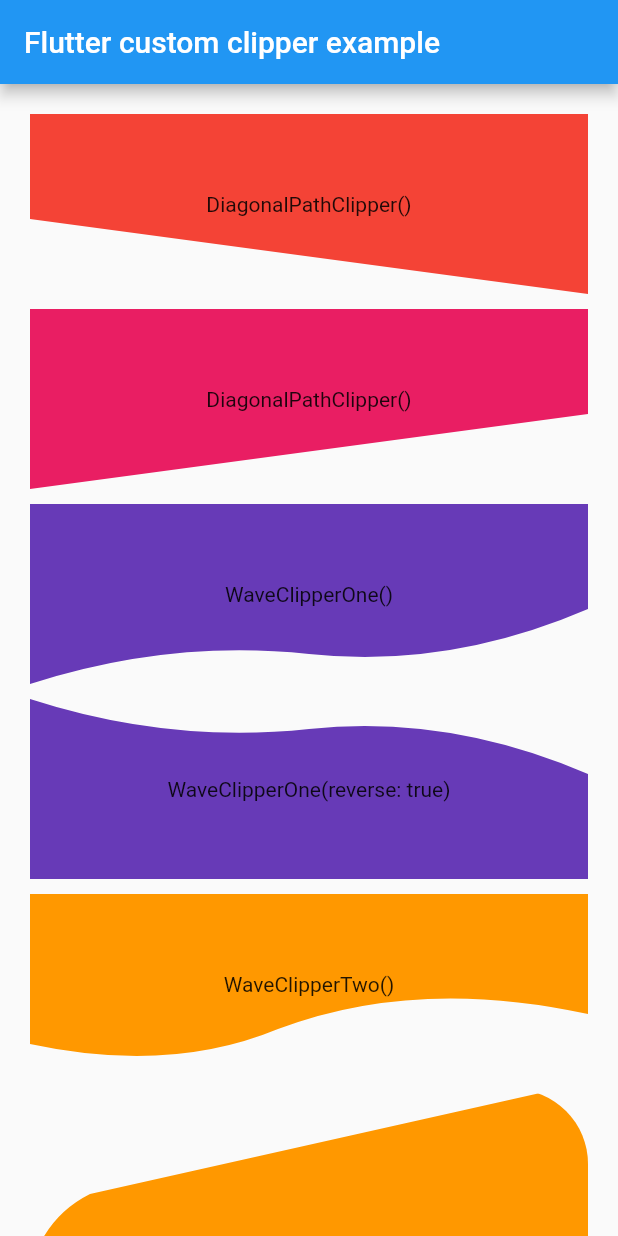
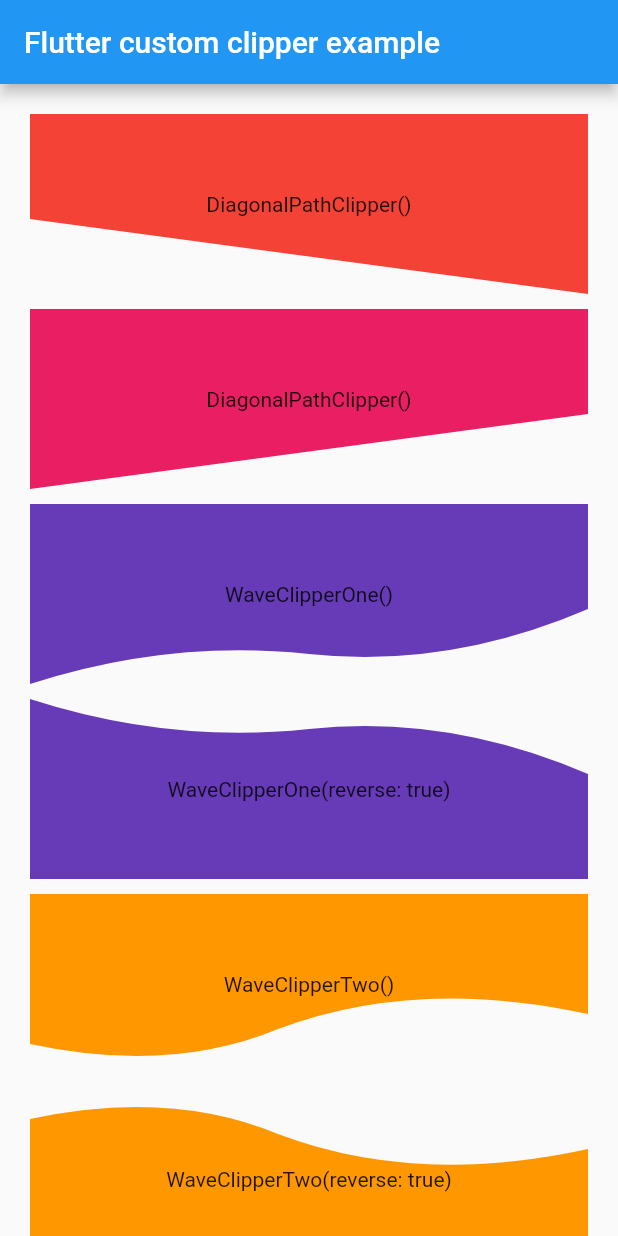
Before and after one commit to lohanidamodar/flutter_custom_clippers, a Flutter app: the screen it shows after launch, on a phone screen of 412 x 824 dp. Run offline on Flutter 3.47's test engine with Material 2 defaults, Android fonts, the phone set to English and light mode, and no system bars.

Commit message:
wave clipper 2 reverse option

```diff
--- a/example/lib/main.dart
+++ b/example/lib/main.dart
@@ -68,6 +68,15 @@ class HomeScreen extends StatelessWidget {
           ),
           SizedBox(height: 10.0,),
           ClipPath(
+            clipper: WaveClipperTwo(reverse: true),
+            child: Container(
+              height: 120,
+              color: Colors.orange,
+              child: Center(child: Text("WaveClipperTwo(reverse: true)")),
+            ),
+          ),
+          SizedBox(height: 10.0,),
+          ClipPath(
             clipper: RoundedDiagonalPathClipper(),
             child: Container(
               height: 320,
--- a/lib/src/wave_clipper_2.dart
+++ b/lib/src/wave_clipper_2.dart
@@ -1,9 +1,14 @@
 import 'package:flutter/material.dart';
 
 class WaveClipperTwo extends CustomClipper<Path> {
+  bool reverse;
+
+  WaveClipperTwo({this.reverse = false});
+
   @override
   Path getClip(Size size) {
-    var path = new Path();
+    var path = Path();
+    if(!reverse) {
       path.lineTo(0.0, size.height - 20);
 
       var firstControlPoint = Offset(size.width / 4, size.height);
@@ -20,6 +25,24 @@ class WaveClipperTwo extends CustomClipper<Path> {
       path.lineTo(size.width, size.height - 40);
       path.lineTo(size.width, 0.0);
       path.close();
+    }else{
+      path.lineTo(0.0, 20);
+
+      var firstControlPoint = Offset(size.width / 4, 0.0);
+      var firstEndPoint = Offset(size.width / 2.25, 30.0);
+      path.quadraticBezierTo(firstControlPoint.dx, firstControlPoint.dy,
+          firstEndPoint.dx, firstEndPoint.dy);
+
+      var secondControlPoint =
+          Offset(size.width - (size.width / 3.25), 65);
+      var secondEndPoint = Offset(size.width, 40);
+      path.quadraticBezierTo(secondControlPoint.dx, secondControlPoint.dy,
+          secondEndPoint.dx, secondEndPoint.dy);
+
+      path.lineTo(size.width, size.height);
+      path.lineTo(0.0, size.height);
+      path.close();
+    }
 
     return path;
   }
```
Lines whose indentation alone changed are shown as unchanged.
